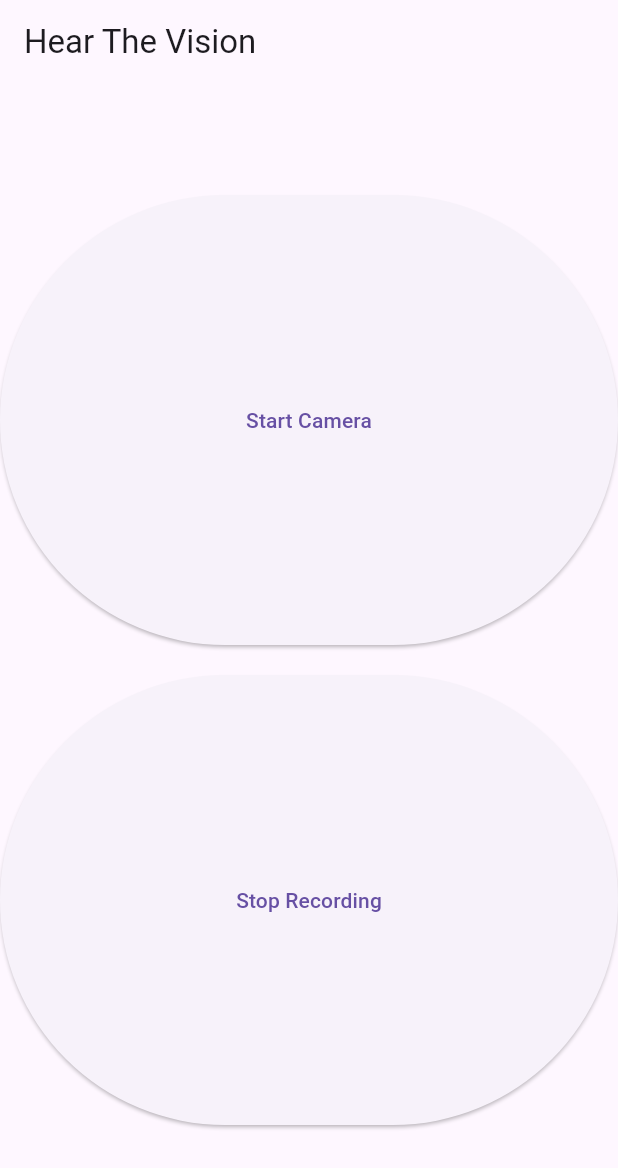
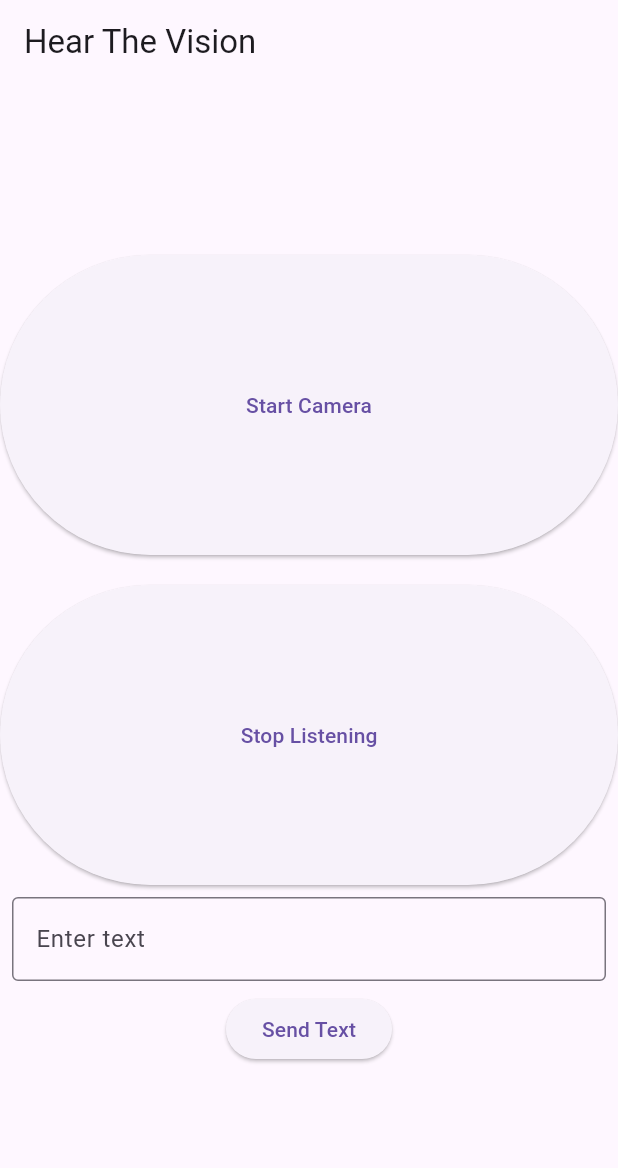
Before and after one commit to Msoltaninezhad/seeing, a Flutter app: the screen it shows after launch, after a tap on "Record Voice", on a phone screen of 412 x 824 dp. Shown: the top 1168 px of the screen. Run offline on Flutter 3.47's test engine with Material 3 defaults, Android fonts, the phone set to English and light mode, and no system bars; our stand-ins replace flutter_tts, image_picker, speech_to_text; missing offline and left inert: flutter_sound; network calls fail.

Commit message:
Update with text input and correct API endpoints

```diff
--- a/lib/main.dart
+++ b/lib/main.dart
@@ -7,6 +7,7 @@ import 'dart:io';
 import 'package:http/http.dart' as http;
 import 'dart:convert';
 import 'package:path_provider/path_provider.dart';
+import 'package:speech_to_text/speech_to_text.dart' as stt;
 
 void main() {
   runApp(MyApp());
@@ -33,7 +34,12 @@ class _HomeScreenState extends State<HomeScreen> {
   final FlutterSoundRecorder _recorder = FlutterSoundRecorder();
   final FlutterTts _flutterTts = FlutterTts();
   final ImagePicker _picker = ImagePicker();
+  final stt.SpeechToText _speech = stt.SpeechToText();
+  final TextEditingController _textController = TextEditingController();
   bool _isRecording = false;
+  bool _isListening = false;
+  String _transcription = "";
+  String _imageBase64 = "";
 
   @override
   void initState() {
@@ -45,6 +51,7 @@ class _HomeScreenState extends State<HomeScreen> {
   @override
   void dispose() {
     _recorder.closeAudioSession();
+    _textController.dispose();
     super.dispose();
   }
 
@@ -53,31 +60,9 @@ class _HomeScreenState extends State<HomeScreen> {
   }
 
   Future<void> _generateAndSpeakWelcomeMessage() async {
-    String welcomeMessage = await _generateWelcomeMessage();
+    String welcomeMessage = "Hi,";
     await _speakMessage(welcomeMessage);
-  }
-
-  Future<String> _generateWelcomeMessage() async {
-    String prompt = "Please generate a welcome message for a blind person. The message should say: 'Hi, I am your AI assistant. The app has two big buttons: one from the middle to the upper side of the screen for starting the camera, and one from the middle to the lower side for starting voice recording.'";
-
-    final response = await http.post(
-      Uri.parse('https://api.openai.com/v1/engines/davinci-codex/completions'),
-      headers: {
-        'Authorization': 'Bearer sk-proj-ti6a9826lYKHlD3kFKKYT3BlbkFJirlQcvxrrab6HjSWW7Le',
-        'Content-Type': 'application/json',
-      },
-      body: jsonEncode({
-        'prompt': prompt,
-        'max_tokens': 150,
-      }),
-    );
-
-    if (response.statusCode == 200) {
-      final jsonResponse = json.decode(response.body);
-      return jsonResponse['choices'][0]['text'];
-    } else {
-      throw Exception('Failed to generate welcome message');
-    }
+    await _testChatGPTConnection(); // Test ChatGPT connection
   }
 
   Future<void> _speakMessage(String message) async {
@@ -86,55 +71,139 @@ class _HomeScreenState extends State<HomeScreen> {
     await _flutterTts.speak(message);
   }
 
-  Future<String> sendToChatGPT(String text) async {
+  Future<void> _testChatGPTConnection() async {
+    try {
+      final response = await sendToChatGPT("Hi, my friend");
+      await _speakMessage("ChatGPT response: $response");
+    } catch (e) {
+      print('Error: $e');
+      await _speakMessage("Failed to communicate with ChatGPT.");
+    }
+  }
+
+  Future<void> _startListening() async {
+    bool available = await _speech.initialize(
+      onStatus: (val) => print('onStatus: $val'),
+      onError: (val) => print('onError: $val'),
+    );
+    if (available) {
+      setState(() => _isListening = true);
+      await _speakMessage("Recording started");
+      _speech.listen(
+        onResult: (val) => setState(() {
+          _transcription = val.recognizedWords;
+          if (val.hasConfidenceRating && val.confidence > 0) {
+            _isListening = false;
+            _speech.stop();
+            _sendVoiceToChatGPT();
+          }
+        }),
+      );
+    }
+  }
+
+  Future<void> _stopListening() async {
+    _speech.stop();
+    setState(() => _isListening = false);
+  }
+
+  Future<void> _sendVoiceToChatGPT() async {
+    String prompt = "User voice input.";
+    try {
+      final response = await sendToChatGPT(prompt, audio: _transcription);
+      await _speakMessage(response);
+    } catch (e) {
+      print('Error: $e');
+      await _speakMessage("Failed to communicate with ChatGPT.");
+    }
+  }
+
+  Future<void> _sendTextToChatGPT() async {
+    String prompt = _textController.text;
+    try {
+      final response = await sendToChatGPT(prompt);
+      await _speakMessage(response);
+    } catch (e) {
+      print('Error: $e');
+      await _speakMessage("Failed to communicate with ChatGPT.");
+    }
+  }
+
+  Future<String> sendToChatGPT(String prompt, {String? audio}) async {
+    Map<String, dynamic> requestBody = {
+      'model': 'gpt-4o',
+      'messages': [
+        {'role': 'user', 'content': prompt}
+      ],
+      'max_tokens': 150,
+    };
+
+    if (audio != null) {
+      requestBody['audio'] = audio;
+    }
+
+    try {
       final response = await http.post(
-      Uri.parse('https://api.openai.com/v1/engines/davinci-codex/completions'),
+        Uri.parse('https://api.openai.com/v1/chat/completions'),
         headers: {
-        'Authorization': 'Bearer sk-proj-ti6a9826lYKHlD3kFKKYT3BlbkFJirlQcvxrrab6HjSWW7Le',
+          'Authorization': 'Bearer sk-proj-HK7qSrfdod8XRiAmQHa6T3BlbkFJ90N58Y1QCu0flYstFDCM',
           'Content-Type': 'application/json',
         },
-      body: jsonEncode({
-        'prompt': text,
-        'max_tokens': 150,
-      }),
+        body: jsonEncode(requestBody),
       );
 
       if (response.statusCode == 200) {
         final jsonResponse = json.decode(response.body);
-      return jsonResponse['choices'][0]['text'];
+        return jsonResponse['choices'][0]['message']['content'] ?? "No response from ChatGPT";
       } else {
+        print('Failed to communicate with ChatGPT: ${response.statusCode} ${response.body}');
+        throw Exception('Failed to communicate with ChatGPT');
+      }
+    } catch (e) {
+      print('Error: $e');
       throw Exception('Failed to communicate with ChatGPT');
     }
   }
 
-  Future<String> speechToText(File audioFile) async {
-    // This function should send the audio file to a speech-to-text API and return the transcribed text.
-    // Replace with actual implementation.
-    return "This is a transcribed text.";
+  Future<void> processImage(XFile image) async {
+    final bytes = await image.readAsBytes();
+    _imageBase64 = base64Encode(bytes);
+
+    try {
+      final response = await sendImageToGPT4o(_imageBase64);
+      await _speakMessage(response);
+    } catch (e) {
+      print('Error processing image: $e');
+      await _speakMessage("Failed to communicate with ChatGPT.");
+    }
   }
 
-  Future<void> recordAndProcessVoice() async {
-    if (!_isRecording) {
-      Directory tempDir = await getTemporaryDirectory();
-      String tempPath = '${tempDir.path}/audio.aac';
-      await _recorder.startRecorder(
-        toFile: tempPath,
+  Future<String> sendImageToGPT4o(String base64Image) async {
+    var requestBody = {
+      'image': base64Image,
+      'model': 'gpt-4o', // Use the correct model for vision tasks
+    };
+
+    try {
+      final response = await http.post(
+        Uri.parse('https://api.openai.com/v1/images/edits'), // Use the correct endpoint for image processing
+        headers: {
+          'Authorization': 'Bearer sk-proj-HK7qSrfdod8XRiAmQHa6T3BlbkFJ90N58Y1QCu0flYstFDCM',
+          'Content-Type': 'application/json',
+        },
+        body: jsonEncode(requestBody),
       );
-      setState(() {
-        _isRecording = true;
-      });
+
+      if (response.statusCode == 200) {
+        final jsonResponse = json.decode(response.body);
+        return jsonResponse['data'][0]['text'] ?? "No response from ChatGPT";
       } else {
-      String? path = await _recorder.stopRecorder();
-      if (path != null) {
-        setState(() {
-          _isRecording = false;
-        });
-
-        File audioFile = File(path);
-        String transcribedText = await speechToText(audioFile);
-        String chatGPTResponse = await sendToChatGPT(transcribedText);
-        await _speakMessage(chatGPTResponse);
+        print('Failed to communicate with ChatGPT: ${response.statusCode} ${response.body}');
+        throw Exception('Failed to communicate with ChatGPT');
       }
+    } catch (e) {
+      print('Error: $e');
+      throw Exception('Failed to communicate with ChatGPT');
     }
   }
 
@@ -149,12 +218,13 @@ class _HomeScreenState extends State<HomeScreen> {
         children: <Widget>[
           ElevatedButton(
             style: ElevatedButton.styleFrom(
-              minimumSize: Size(double.infinity, 300), // Make the button big
+              minimumSize: Size(double.infinity, 200), // Make the button big
             ),
             onPressed: () async {
+              await _speakMessage("Camera started");
               XFile? image = await _picker.pickImage(source: ImageSource.camera);
               if (image != null) {
-                // Process the image as needed
+                await processImage(image);
               }
             },
             child: Text('Start Camera'),
@@ -162,12 +232,30 @@ class _HomeScreenState extends State<HomeScreen> {
           SizedBox(height: 20), // Add some space between buttons
           ElevatedButton(
             style: ElevatedButton.styleFrom(
-              minimumSize: Size(double.infinity,300), // Make the button big
+              minimumSize: Size(double.infinity, 200), // Make the button big
             ),
             onPressed: () async {
-              await recordAndProcessVoice();
+              if (!_isListening) {
+                await _startListening();
+              } else {
+                await _stopListening();
+              }
             },
-            child: Text(_isRecording ? 'Stop Recording' : 'Record Voice'),
+            child: Text(_isListening ? 'Stop Listening' : 'Record Voice'),
+          ),
+          Padding(
+            padding: const EdgeInsets.all(8.0),
+            child: TextField(
+              controller: _textController,
+              decoration: InputDecoration(
+                border: OutlineInputBorder(),
+                labelText: 'Enter text',
+              ),
+            ),
+          ),
+          ElevatedButton(
+            onPressed: _sendTextToChatGPT,
+            child: Text('Send Text'),
           ),
         ],
       ),
```
Also changed, not shown: pubspec.yaml (+11 -79 lines), pubspec.lock, 5 other files. Lines whose indentation alone changed are shown as unchanged.
